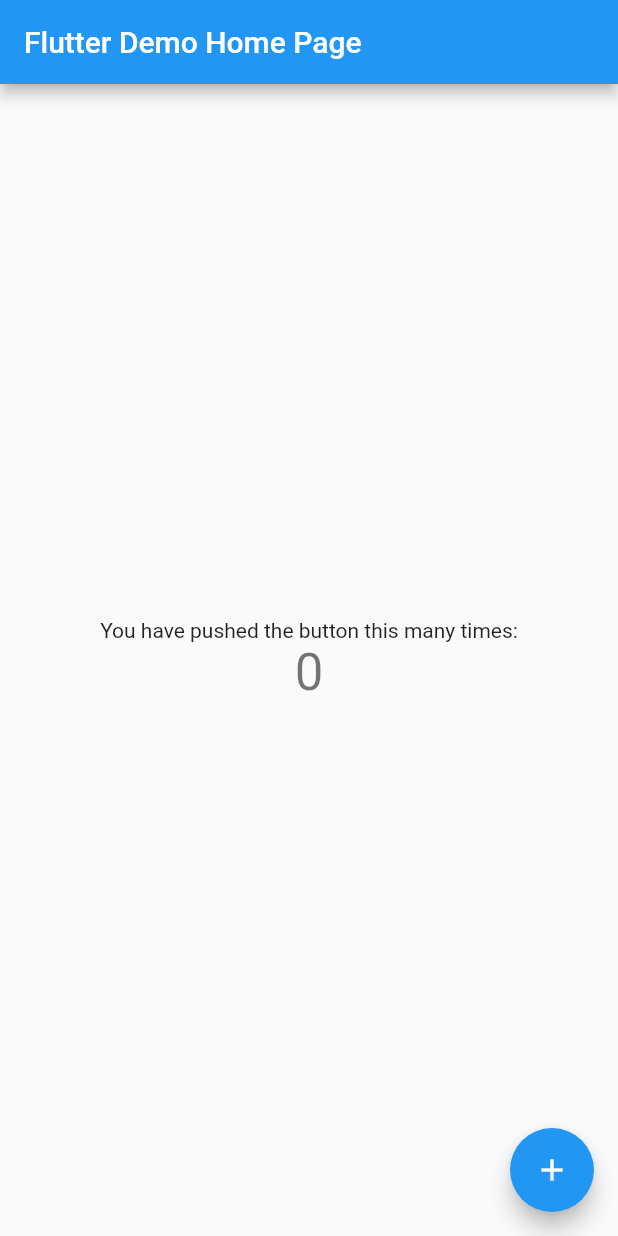
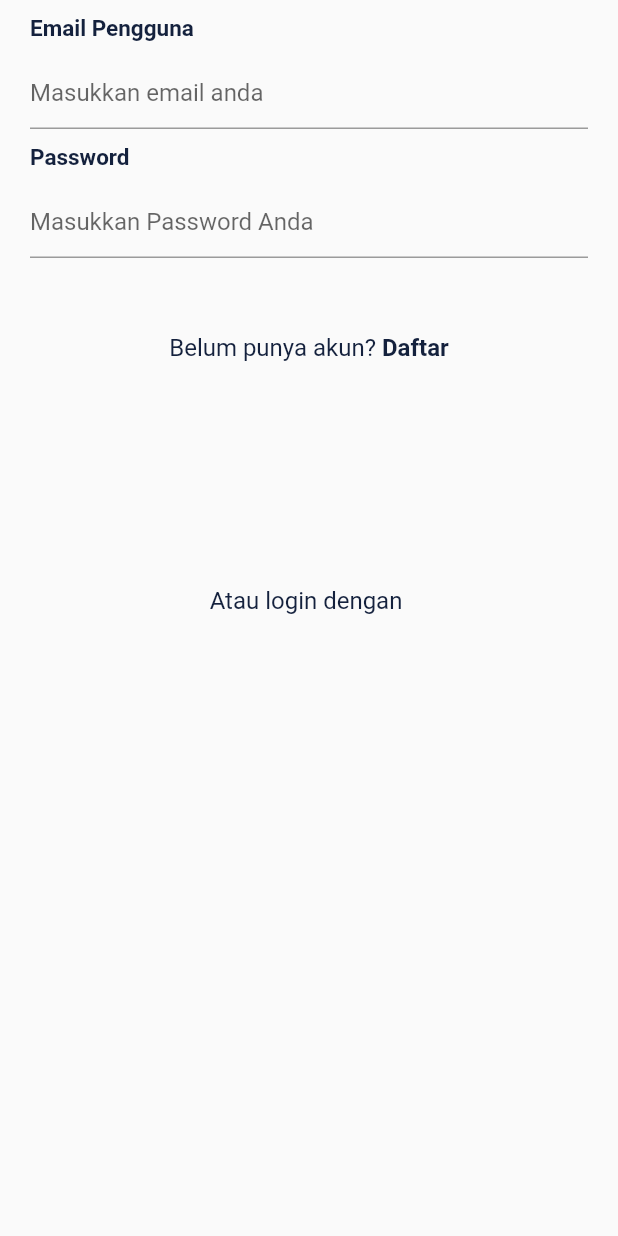
Before and after one commit to dafaraisya/rongsokin_pengepul, a Flutter app: the screen it shows after launch, on a phone screen of 412 x 824 dp. Run offline on Flutter 3.47's test engine with Material 2 defaults, Android fonts, the phone set to English and light mode, and no system bars.

Commit message:
add sign in class

```diff
--- a/lib/main.dart
+++ b/lib/main.dart
@@ -1,4 +1,5 @@
 import 'package:flutter/material.dart';
+import 'package:rongsokin_pengepul/screens/wrapper.dart';
 
 void main() {
   runApp(const MyApp());
@@ -7,109 +8,15 @@ void main() {
 class MyApp extends StatelessWidget {
   const MyApp({Key? key}) : super(key: key);
 
-  // This widget is the root of your application.
   @override
   Widget build(BuildContext context) {
     return MaterialApp(
-      title: 'Flutter Demo',
+      debugShowCheckedModeBanner: false,
+      title: 'Rongsokin',
       theme: ThemeData(
-        // This is the theme of your application.
-        //
-        // Try running your application with "flutter run". You'll see the
-        // application has a blue toolbar. Then, without quitting the app, try
-        // changing the primarySwatch below to Colors.green and then invoke
-        // "hot reload" (press "r" in the console where you ran "flutter run",
-        // or simply save your changes to "hot reload" in a Flutter IDE).
-        // Notice that the counter didn't reset back to zero; the application
-        // is not restarted.
         primarySwatch: Colors.blue,
       ),
-      home: const MyHomePage(title: 'Flutter Demo Home Page'),
+      home: const Wrapper(),
     );
   }
 }
-
-class MyHomePage extends StatefulWidget {
-  const MyHomePage({Key? key, required this.title}) : super(key: key);
-
-  // This widget is the home page of your application. It is stateful, meaning
-  // that it has a State object (defined below) that contains fields that affect
-  // how it looks.
-
-  // This class is the configuration for the state. It holds the values (in this
-  // case the title) provided by the parent (in this case the App widget) and
-  // used by the build method of the State. Fields in a Widget subclass are
-  // always marked "final".
-
-  final String title;
-
-  @override
-  State<MyHomePage> createState() => _MyHomePageState();
-}
-
-class _MyHomePageState extends State<MyHomePage> {
-  int _counter = 0;
-
-  void _incrementCounter() {
-    setState(() {
-      // This call to setState tells the Flutter framework that something has
-      // changed in this State, which causes it to rerun the build method below
-      // so that the display can reflect the updated values. If we changed
-      // _counter without calling setState(), then the build method would not be
-      // called again, and so nothing would appear to happen.
-      _counter++;
-    });
-  }
-
-  @override
-  Widget build(BuildContext context) {
-    // This method is rerun every time setState is called, for instance as done
-    // by the _incrementCounter method above.
-    //
-    // The Flutter framework has been optimized to make rerunning build methods
-    // fast, so that you can just rebuild anything that needs updating rather
-    // than having to individually change instances of widgets.
-    return Scaffold(
-      appBar: AppBar(
-        // Here we take the value from the MyHomePage object that was created by
-        // the App.build method, and use it to set our appbar title.
-        title: Text(widget.title),
-      ),
-      body: Center(
-        // Center is a layout widget. It takes a single child and positions it
-        // in the middle of the parent.
-        child: Column(
-          // Column is also a layout widget. It takes a list of children and
-          // arranges them vertically. By default, it sizes itself to fit its
-          // children horizontally, and tries to be as tall as its parent.
-          //
-          // Invoke "debug painting" (press "p" in the console, choose the
-          // "Toggle Debug Paint" action from the Flutter Inspector in Android
-          // Studio, or the "Toggle Debug Paint" command in Visual Studio Code)
-          // to see the wireframe for each widget.
-          //
-          // Column has various properties to control how it sizes itself and
-          // how it positions its children. Here we use mainAxisAlignment to
-          // center the children vertically; the main axis here is the vertical
-          // axis because Columns are vertical (the cross axis would be
-          // horizontal).
-          mainAxisAlignment: MainAxisAlignment.center,
-          children: <Widget>[
-            const Text(
-              'You have pushed the button this many times:',
-            ),
-            Text(
-              '$_counter',
-              style: Theme.of(context).textTheme.headline4,
-            ),
-          ],
-        ),
-      ),
-      floatingActionButton: FloatingActionButton(
-        onPressed: _incrementCounter,
-        tooltip: 'Increment',
-        child: const Icon(Icons.add),
-      ), // This trailing comma makes auto-formatting nicer for build methods.
-    );
-  }
-}
--- /dev/null
+++ b/lib/screens/sign_in/sign_in.dart
@@ -0,0 +1,219 @@
+import 'package:flutter/material.dart';
+import 'package:rongsokin_pengepul/constant.dart';
+
+class SignIn extends StatelessWidget {
+  const SignIn({Key? key}) : super(key: key);
+
+  @override
+  Widget build(BuildContext context) {
+    return SafeArea(
+      child: SizedBox(
+        width: double.infinity,
+        child: Padding(
+          padding: EdgeInsets.symmetric(horizontal: 20),
+          child: SingleChildScrollView(
+            child: Column(
+              children: [
+                const SizedBox(height: 10),
+                SignInForm(),
+                SizedBox(height: 10),
+                Row(
+                  mainAxisAlignment: MainAxisAlignment.center,
+                  children: [
+                    Text(
+                      "Belum punya akun? ",
+                      style: TextStyle(
+                          fontSize: 16,
+                          color: Color(0xff14213D)),
+                    ),
+                    GestureDetector(
+                        onTap: () {
+                        // Navigator.pushNamed(context, SignUpScreen.routeName),
+                        },
+                        child: Text(
+                          "Daftar",
+                          style: TextStyle(
+                              fontSize: 16,
+                              color: Color(0xff14213D),
+                              fontWeight: FontWeight.bold),
+                        )),
+                  ],
+                ),
+                SizedBox(height: 150),
+                Text(
+                  "Atau login dengan ",
+                  style: TextStyle(
+                      fontSize: 16,
+                      color: Color(0xff14213D)),
+                ),
+                InkWell(
+                  onTap: () {
+                    // final provider = Provider.of<GoogleSignInProvider>(context,listen: false);
+                    // provider.login();
+                  },
+                  child: Container(
+                    padding: EdgeInsets.all(15),
+                    child: Row(
+                      mainAxisAlignment: MainAxisAlignment.center,
+                      children: <Widget>[
+                        // Image.asset('assets/icons/google-icon.png'),
+                      ],
+                    ),
+                  ),
+                )
+              ],
+            ),
+          ),
+        ),
+      ),
+    );
+  }
+}
+
+class SignInForm extends StatefulWidget {
+  @override
+  _SignInFormState createState() => _SignInFormState();
+}
+
+class _SignInFormState extends State<SignInForm> {
+  final _formKey = GlobalKey<FormState>();
+  String? email;
+  String? password;
+  bool loading = false;
+  final List<String> errors = [];
+  // final AuthService _auth = AuthService();
+
+  // void addError({String error}) {
+  //   if (!errors.contains(error))
+  //     setState(() {
+  //       errors.add(error);
+  //     });
+  // }
+
+  // void removeError({String error}) {
+  //   if (errors.contains(error))
+  //     setState(() {
+  //       errors.remove(error);
+  //     });
+  // }
+
+  @override
+  Widget build(BuildContext context) {
+    return loading
+        ? CircularProgressIndicator()
+        : Form(
+            key: _formKey,
+            child: Column(
+              crossAxisAlignment: CrossAxisAlignment.start,
+              children: [
+                Text(
+                  'Email Pengguna',
+                  style: TextStyle(
+                      color: kPrimaryColor,
+                      fontWeight: FontWeight.bold,
+                      fontSize: 15),
+                ),
+                SizedBox(height: 10),
+                TextFormField(
+                  keyboardType: TextInputType.emailAddress,
+                  onSaved: (newValue) => email = newValue,
+                  onChanged: (value) {
+                    // if (value.isNotEmpty) {
+                    //   removeError(error: kEmailNullError);
+                    // } else if (emailValidatorRegExp.hasMatch(value)) {
+                    //   removeError(error: kInvalidEmailError);
+                    // }
+                    setState(() {
+                      email = value;
+                    });
+                  },
+                  validator: (value) {
+                    // if (value.isEmpty) {
+                    //   addError(error: kEmailNullError);
+                    //   return "";
+                    // } else if (!emailValidatorRegExp.hasMatch(value)) {
+                    //   addError(error: kInvalidEmailError);
+                    //   return "";
+                    // }
+                    return null;
+                  },
+                  decoration: InputDecoration(
+                    hintText: "Masukkan email anda",
+                    floatingLabelBehavior: FloatingLabelBehavior.always,
+                  ),
+                ),
+                SizedBox(height: 10),
+                Text(
+                  'Password',
+                  style: TextStyle(
+                      color: kPrimaryColor,
+                      fontWeight: FontWeight.bold,
+                      fontSize: 15),
+                ),
+                SizedBox(height: 10),
+                TextFormField(
+                  obscureText: true,
+                  onSaved: (newValue) => password = newValue,
+                  onChanged: (value) {
+                    setState(() {
+                      password = value;
+                    });
+                    // if (value.isNotEmpty) {
+                    //   removeError(error: kPassNullError);
+                    // } else if (value.length >= 8) {
+                    //   removeError(error: kShortPassError);
+                    // }
+                    return null;
+                  },
+                  validator: (value) {
+                    // if (value.isEmpty) {
+                    //   addError(error: kPassNullError);
+                    //   return "";
+                    // } else if (value.length < 8) {
+                    //   addError(error: kShortPassError);
+                    //   return "";
+                    // }
+                    return null;
+                  },
+                  decoration: InputDecoration(
+                    hintText: "Masukkan Password Anda",
+                    floatingLabelBehavior: FloatingLabelBehavior.always,
+                  ),
+                ),
+                SizedBox(height: 30),
+                // FormError(errors: errors),
+                SizedBox(height: 10),
+                // DefaultButton(
+                //   text: "Login",
+                //   press: () async {
+                //     // dynamic result = await _auth.signInAnon();
+                //     // if (result == null) {
+                //     //   print('error');
+                //     // } else {
+                //     //   print('signed in');
+                //     //   print(result.uid);
+                //     //   Navigator.pushNamed(context, HomeScreen.routeName);
+                //     // }
+                //     if (_formKey.currentState.validate()) {
+                //       _formKey.currentState.save();
+                //       KeyboardUtil.hideKeyboard(context);
+                //       dynamic result = await _auth.signInWithEmailAndPassword(
+                //           email, password);
+                //       setState(() {
+                //         loading = true;
+                //       });
+                //       if (result == null) {
+                //         loading = false;
+                //         Navigator.push(context,
+                //             MaterialPageRoute(builder: (_) => SignInFailed()));
+                //       } else {
+                //         Navigator.pushNamed(context, HomeScreen.routeName);
+                //       }
+                //     }
+                //   },
+                // ),
+              ],
+            ),
+          );
+  }
+}
--- /dev/null
+++ b/lib/screens/wrapper.dart
@@ -0,0 +1,13 @@
+import 'package:flutter/material.dart';
+import 'package:rongsokin_pengepul/screens/sign_in/sign_in.dart';
+
+class Wrapper extends StatelessWidget {
+  const Wrapper({ Key? key }) : super(key: key);
+
+  @override
+  Widget build(BuildContext context) {
+    return const Scaffold(
+      body: SignIn(),
+    );
+  }
+}
--- a/pubspec.yaml
+++ b/pubspec.yaml
@@ -44,7 +44,7 @@ dev_dependencies:
   # activated in the `analysis_options.yaml` file located at the root of your
   # package. See that file for information about deactivating specific lint
   # rules and activating additional ones.
-  flutter_lints: ^1.0.0
+  # flutter_lints: ^1.0.0
 
 # For information on the generic Dart part of this file, see the
 # following page: https://dart.dev/tools/pub/pubspec
```
Also changed, not shown: analysis_options.yaml (deleted, +0 -29 lines), lib/constant.dart (added, +51 -0 lines), pubspec.lock.
